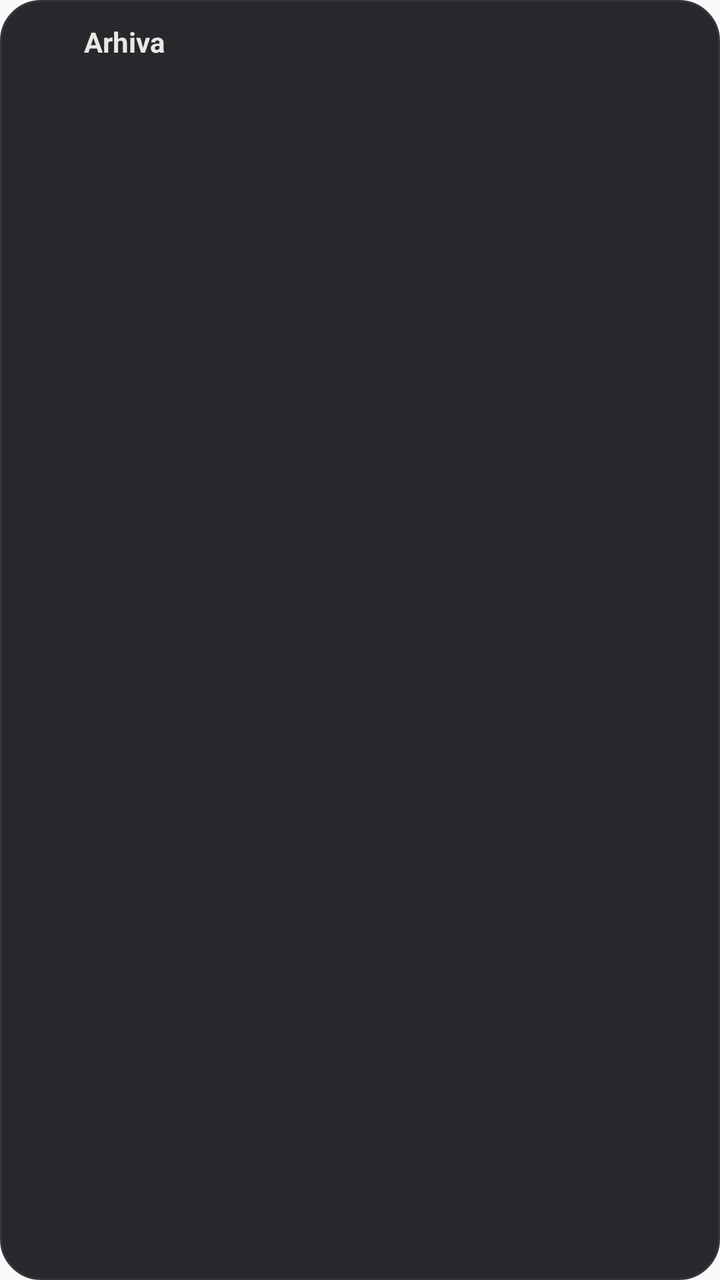
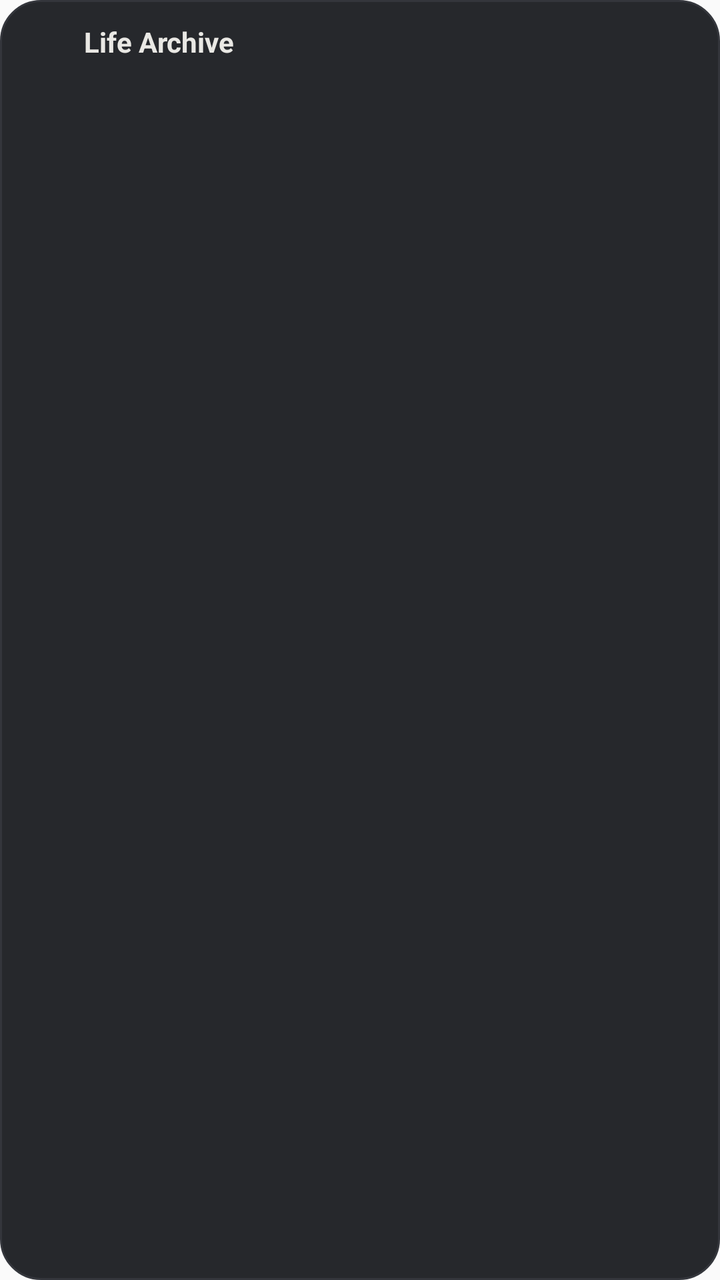

The first picture is an Android layout as it rendered before a commit; the second is the same layout after the commit. The layout source and the unified diff follow.
<!-- AndroidManifest.xml: application theme AppTheme -->
<!-- res/layout/vidzet_srednji.xml -->
<?xml version="1.0" encoding="utf-8"?>
<LinearLayout xmlns:android="http://schemas.android.com/apk/res/android"
    android:id="@+id/vz_koren"
    android:layout_width="match_parent"
    android:layout_height="match_parent"
    android:background="@drawable/vz_pozadina"
    android:orientation="vertical"
    android:paddingLeft="12dp"
    android:paddingTop="10dp"
    android:paddingRight="12dp"
    android:paddingBottom="10dp">
    <LinearLayout
        android:layout_width="match_parent"
        android:layout_height="wrap_content"
        android:gravity="center_vertical"
        android:orientation="horizontal">
        <ImageView
            android:layout_width="22dp"
            android:layout_height="22dp"
            android:contentDescription=""
            android:src="@mipmap/ic_launcher" />
        <TextView
            android:id="@+id/vz_naslov"
            android:ellipsize="end"
            android:maxLines="1"
            android:layout_width="wrap_content"
            android:layout_height="wrap_content"
            android:layout_marginLeft="8dp"
            android:text="Arhiva"
            android:textColor="#E9E8E4"
            android:textSize="14sp"
            android:textStyle="bold" />
    </LinearLayout>
    <View android:layout_width="match_parent" android:layout_height="4dp" />
    <LinearLayout
        android:id="@+id/vz_rok_blok"
        android:layout_width="match_parent"
        android:layout_height="wrap_content"
        android:orientation="vertical">
        <LinearLayout
            android:id="@+id/vz_r1"
            android:layout_width="match_parent"
            android:layout_height="wrap_content"
            android:gravity="center_vertical"
            android:orientation="horizontal"
            android:paddingTop="5dp"
            android:paddingBottom="5dp"
            android:visibility="gone">
            <TextView
                android:id="@+id/vz_r1_n"
                android:layout_width="0dp"
                android:layout_height="wrap_content"
                android:layout_weight="1"
                android:ellipsize="end"
                android:maxLines="1"
                android:textColor="#E9E8E4"
                android:textSize="14sp" />
            <TextView
                android:id="@+id/vz_r1_k"
                android:layout_width="wrap_content"
                android:layout_height="wrap_content"
                android:layout_marginLeft="8dp"
                android:maxLines="1"
                android:textColor="#9A9A9F"
                android:textSize="13sp" />
        </LinearLayout>
        <LinearLayout
            android:id="@+id/vz_r2"
            android:layout_width="match_parent"
            android:layout_height="wrap_content"
            android:gravity="center_vertical"
            android:orientation="horizontal"
            android:paddingTop="5dp"
            android:paddingBottom="5dp"
            android:visibility="gone">
            <TextView
                android:id="@+id/vz_r2_n"
                android:layout_width="0dp"
                android:layout_height="wrap_content"
                android:layout_weight="1"
                android:ellipsize="end"
                android:maxLines="1"
                android:textColor="#E9E8E4"
                android:textSize="14sp" />
            <TextView
                android:id="@+id/vz_r2_k"
                android:layout_width="wrap_content"
                android:layout_height="wrap_content"
                android:layout_marginLeft="8dp"
                android:maxLines="1"
                android:textColor="#9A9A9F"
                android:textSize="13sp" />
        </LinearLayout>
        <LinearLayout
            android:id="@+id/vz_r3"
            android:layout_width="match_parent"
            android:layout_height="wrap_content"
            android:gravity="center_vertical"
            android:orientation="horizontal"
            android:paddingTop="5dp"
            android:paddingBottom="5dp"
            android:visibility="gone">
            <TextView
                android:id="@+id/vz_r3_n"
                android:layout_width="0dp"
                android:layout_height="wrap_content"
                android:layout_weight="1"
                android:ellipsize="end"
                android:maxLines="1"
                android:textColor="#E9E8E4"
                android:textSize="14sp" />
            <TextView
                android:id="@+id/vz_r3_k"
                android:layout_width="wrap_content"
                android:layout_height="wrap_content"
                android:layout_marginLeft="8dp"
                android:maxLines="1"
                android:textColor="#9A9A9F"
                android:textSize="13sp" />
        </LinearLayout>
        <TextView
            android:id="@+id/vz_prazno"
            android:layout_width="match_parent"
            android:layout_height="wrap_content"
            android:paddingTop="6dp"
            android:text="Otvori Arhivu"
            android:textColor="#9A9A9F"
            android:textSize="13sp"
            android:visibility="gone" />
    </LinearLayout>
</LinearLayout>
<!-- resources referenced by this layout -->
<resources>
  <!-- drawable vz_pozadina (drawable) -->
  <?xml version="1.0" encoding="utf-8"?>
  <shape xmlns:android="http://schemas.android.com/apk/res/android" android:shape="rectangle">
      <solid android:color="#F51E2024" />
      <stroke android:width="1dp" android:color="#34363C" />
      <corners android:radius="20dp" />
  </shape>
  <!-- mipmap ic_launcher (mipmap-anydpi-v26) -->
  <?xml version="1.0" encoding="utf-8"?>
  <adaptive-icon xmlns:android="http://schemas.android.com/apk/res/android">
      <background android:drawable="@color/ic_launcher_background"/>
      <foreground android:drawable="@mipmap/ic_launcher_foreground"/>
  </adaptive-icon>
  <style name="AppTheme" parent="Theme.AppCompat.Light.DarkActionBar">
          
          <item name="colorPrimary">@color/colorPrimary</item>
          <item name="colorPrimaryDark">@color/colorPrimaryDark</item>
          <item name="colorAccent">@color/colorAccent</item>
      </style>
  <color name="ic_launcher_background">#0D0E10</color>
</resources>

<!-- the commit's change to res/layout/vidzet_srednji.xml (unified diff, before → after) -->
@@ -26,7 +26,7 @@
             android:layout_width="wrap_content"
             android:layout_height="wrap_content"
             android:layout_marginLeft="8dp"
-            android:text="Arhiva"
+            android:text="Life Archive"
             android:textColor="#E9E8E4"
             android:textSize="14sp"
             android:textStyle="bold" />
@@ -123,7 +123,7 @@
             android:layout_width="match_parent"
             android:layout_height="wrap_content"
             android:paddingTop="6dp"
-            android:text="Otvori Arhivu"
+            android:text="Otvori Life Archive"
             android:textColor="#9A9A9F"
             android:textSize="13sp"
             android:visibility="gone" />
